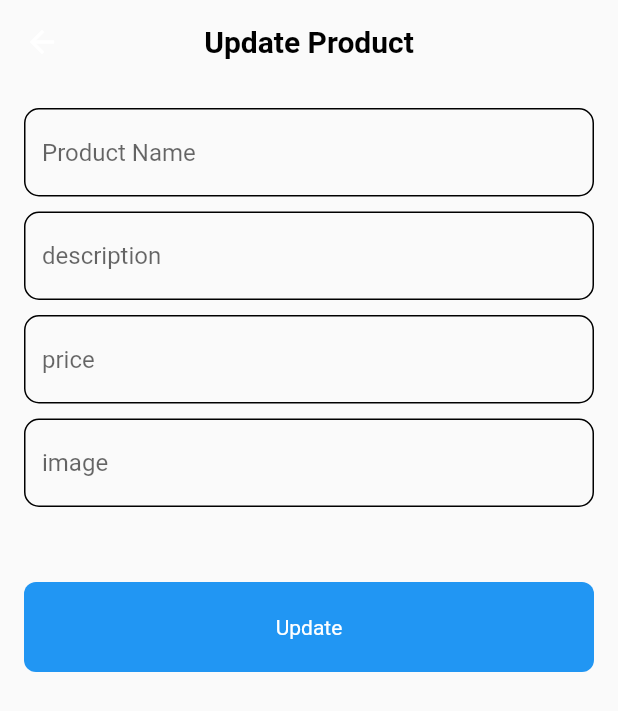
After one commit to adel7ussein/Store-App, a Flutter app: the UpdateProductPage screen opened by its route, on a phone screen of 412 x 824 dp. The commit adds this screen. Shown: the top 711 px of the screen. Run offline on Flutter 3.47's test engine with Material 2 defaults, Android fonts, the phone set to English and light mode, and no system bars; our stand-ins replace font_awesome_flutter; network calls fail.

Commit message:
Displaying data from api and update product page

```diff
--- /dev/null
+++ b/lib/screens/update_product_page.dart
@@ -0,0 +1,50 @@
+import 'package:flutter/material.dart';
+import 'package:store_app/widgets/custom_button.dart';
+import 'package:store_app/widgets/custom_text_field.dart';
+
+// ignore: must_be_immutable
+class UpdateProductPage extends StatelessWidget {
+      UpdateProductPage({super.key});
+   static String id = 'update product';
+   String ? productName , desc, image;
+   int ? price;
+  @override
+  Widget build(BuildContext context) {
+    return Scaffold(
+      appBar: AppBar(
+        centerTitle: true,
+        title: const Text('Update Product', style: TextStyle(color: Colors.black, fontWeight: FontWeight.bold),),
+        backgroundColor: Colors.transparent,
+        elevation: 0,
+      ),
+      body: Padding(
+        padding: const EdgeInsets.all(16),
+        child: SingleChildScrollView(
+          child: Column(
+            mainAxisAlignment: MainAxisAlignment.center,
+            children: [
+              CustomTextField(hintText: 'Product Name',onChanged: (data){
+                productName = data;
+              },),
+              const SizedBox(height: 10,),
+              CustomTextField(hintText: 'description',onChanged: (data){
+                 desc = data;
+              },),
+              const SizedBox(height: 10,),
+              CustomTextField(hintText: 'price',inputType: TextInputType.number,
+              onChanged: (data){ price = int.parse(data);},
+              ),
+              const SizedBox(height: 10,),
+              CustomTextField(hintText: 'image',onChanged: (data){ image = data;},),
+              const SizedBox(height: 50,),
+              CustomButton(onTap: (){
+              }, text: 'Update')
+
+
+            ],
+          ),
+        ),
+      ),
+    );
+  }
+}
--- a/lib/services/get_all_product_service.dart
+++ b/lib/services/get_all_product_service.dart
@@ -5,13 +5,9 @@ class AllProductsService{
  Future<List<ProductModel>> getAllProducts() async
 {
   List<dynamic> data  = await Api().get(url: 'https://fakestoreapi.com/products');
- // print(data[0]);
-  //print('+++++++++++++++++++');
- // print(data[19]);
- //print(data.length);
 
   List<ProductModel> productsList = [];
-  for(int i = 0; i < 4 ; i++)
+  for(int i = 0; i < data.length ; i++)
   {
    productsList.add(ProductModel.fromJson(data[i]));
   }
--- /dev/null
+++ b/lib/widgets/custom_button.dart
@@ -0,0 +1,23 @@
+import 'package:flutter/material.dart';
+
+class CustomButton extends StatelessWidget {
+  CustomButton({required this.onTap,required this.text });
+  VoidCallback? onTap;
+  String text ;
+  @override
+  Widget build(BuildContext context) {
+    return GestureDetector(
+      onTap: onTap,
+      child: Container(
+        decoration: BoxDecoration(
+          color: Colors.blue,
+          borderRadius: BorderRadius.circular(8),
+        ),
+        width: double.infinity,
+        height: 60,
+        child: Center(child: Text(text, style: TextStyle(color: Colors.white),)),
+
+      ),
+    );
+  }
+}
--- /dev/null
+++ b/lib/widgets/custom_text_field.dart
@@ -0,0 +1,42 @@
+import 'dart:ui';
+
+import 'package:flutter/material.dart';
+
+class CustomTextField extends StatelessWidget {
+  CustomTextField({this.inputType ,this.hintText,this.onChanged,
+  this.icon, this.isObscureText =false});
+  String ? hintText;
+  Function(String)? onChanged;
+  String? fieldMessage;
+  Widget? icon;
+  bool isObscureText;
+  TextInputType ? inputType;
+  @override
+  Widget build(BuildContext context) {
+    return   TextField(
+      onChanged: onChanged ,
+      keyboardType : inputType,
+      obscureText: isObscureText ,
+      decoration: InputDecoration(
+          suffixIcon: icon,
+          hintText: hintText,
+          focusedBorder:OutlineInputBorder(
+            borderRadius: BorderRadius.circular(10),
+            borderSide: const BorderSide(color: Colors.black,)),
+          enabledBorder: OutlineInputBorder(
+              borderSide: BorderSide(
+              ),
+              borderRadius: BorderRadius.circular(10)
+          ),
+
+          border: OutlineInputBorder(
+              borderSide: BorderSide(
+                  color: Colors.white
+              ),
+              borderRadius: BorderRadius.circular(10),
+
+          )
+      ),
+    );
+  }
+}
```
Also changed, not shown: lib/main.dart (+10 -1 lines), lib/models/product_model.dart (+29 -12 lines), lib/widgets/custom_card.dart (+14 -7 lines), pubspec.lock.
